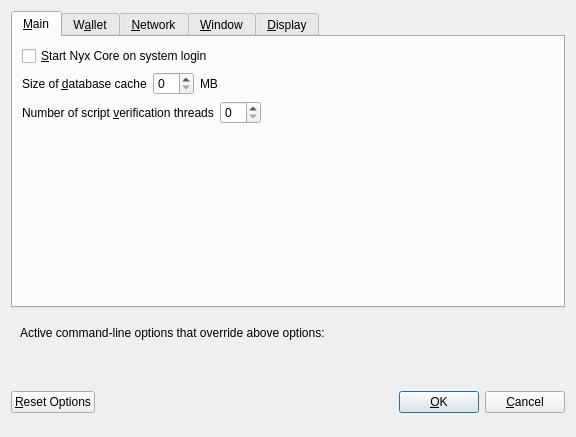
This is src/qt/forms/optionsdialog.ui in Cyprella/suc as Qt 5 draws it before an edit. The edited form follows.
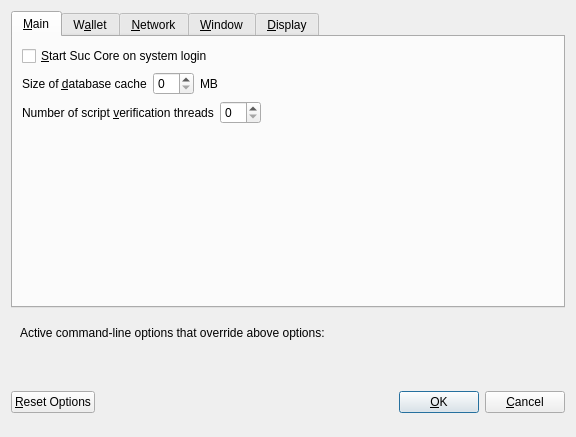
This is the edited form. Custom widgets are drawn as their Qt base class.

What changed in the file:
```diff
--- a/src/qt/forms/optionsdialog.ui
+++ b/src/qt/forms/optionsdialog.ui
@@ -33,7 +33,7 @@
           <string>Automatically start Nyx Core after logging in to the system.</string>
          </property>
          <property name="text">
-          <string>&amp;Start Nyx Core on system login</string>
+          <string>&amp;Start Suc Core on system login</string>
          </property>
         </widget>
        </item>
```
Left out of the diff: 14 changed lines with no effect on the pictures.
